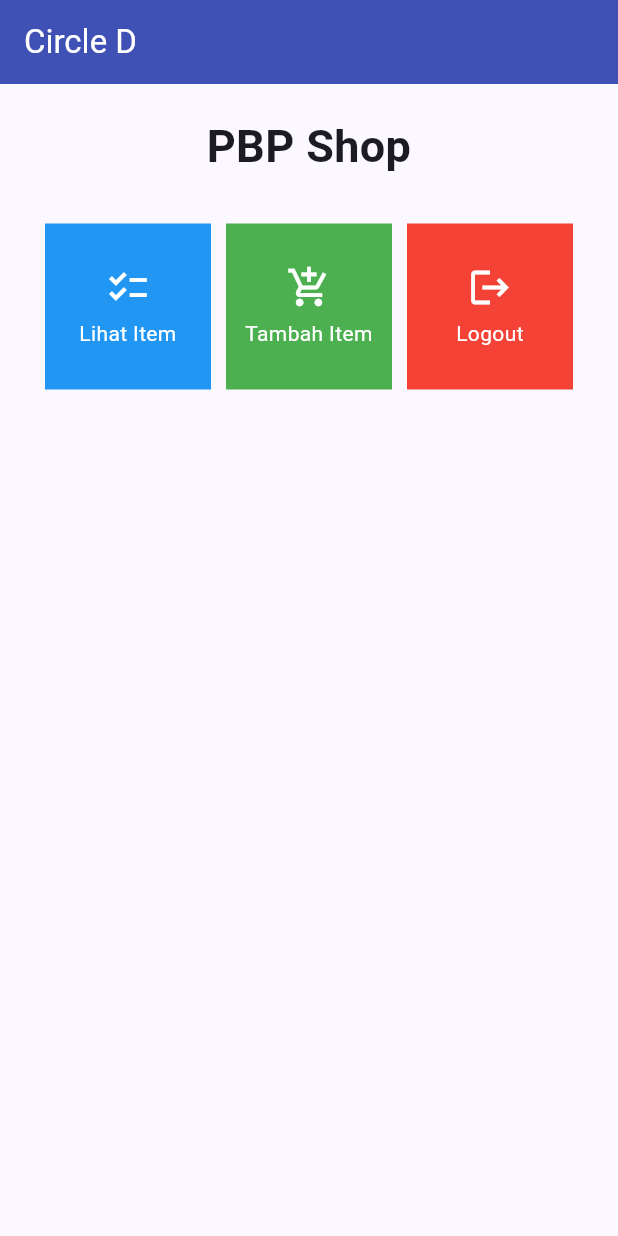
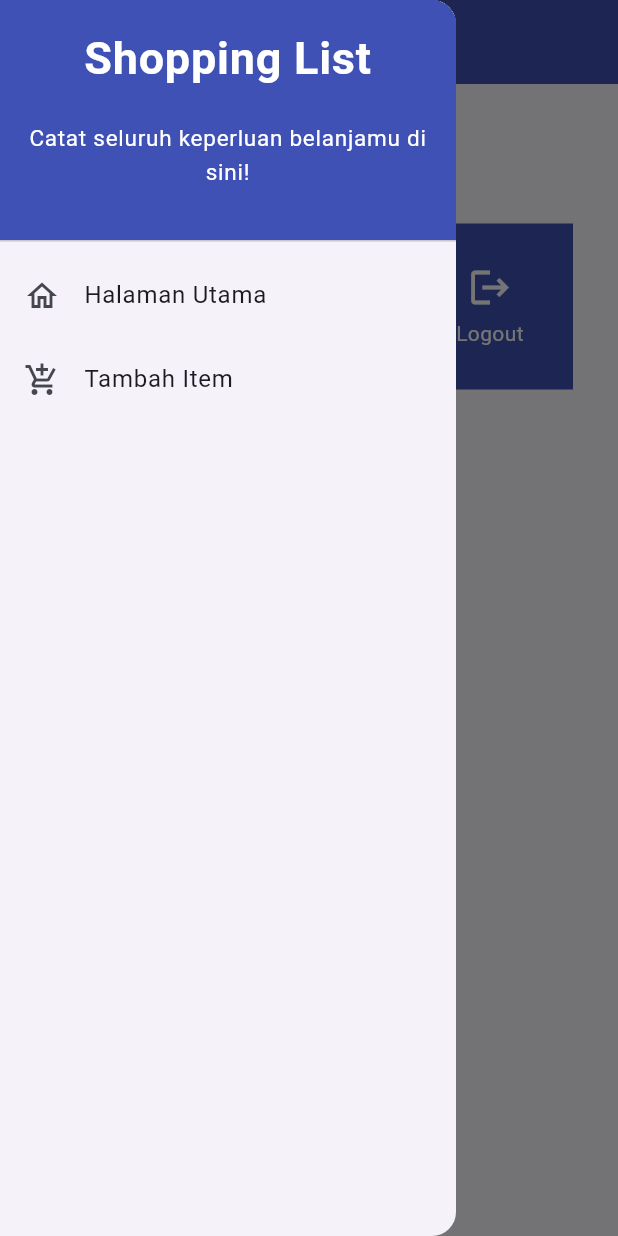
Before and after one commit to dienzahraaa/circle_d_mobile, a Flutter app: the screen it shows after launch, with the side drawer open (before the commit the screen has no drawer), on a phone screen of 412 x 824 dp. Run offline on Flutter 3.47's test engine with Material 2 defaults, Android fonts, the light colour scheme and no system bars.

Commit message:
mengerjakan tugas.2

```diff
--- a/lib/main.dart
+++ b/lib/main.dart
@@ -1,5 +1,5 @@
 import 'package:flutter/material.dart';
-import 'package:circle_d/menu.dart';
+import 'package:circle_d/screens/menu.dart';
 
 void main() {
   runApp(const MyApp());
--- a/lib/menu.dart
+++ b/lib/screens/menu.dart
@@ -1,4 +1,7 @@
 import 'package:flutter/material.dart';
+import 'package:circle_d/widgets/left_drawer.dart';
+import 'package:circle_d/screens/shoplist_form.dart';
+import 'package:circle_d/widgets/shop_card.dart';
 
 class MyHomePage extends StatelessWidget {
   MyHomePage({Key? key}) : super(key: key);
@@ -28,13 +31,15 @@ class MyHomePage extends StatelessWidget {
     return Scaffold(
       appBar: AppBar(
         title: const Text(
-          'Circle D',
+          'Shopping List',
           style: TextStyle(
             color: Colors.white, // Set the font color to white
     ),
         ),
         backgroundColor: Colors.indigo,
+        foregroundColor: Colors.white,
       ),
+      drawer: const LeftDrawer(),
       body: SingleChildScrollView(
         // Widget wrapper yang dapat discroll
         child: Padding(
@@ -83,58 +88,3 @@ class ShopItem {
 
   ShopItem(this.name, this.icon);
 }
-
-class ShopCard extends StatelessWidget {
-  final ShopItem item;
-
-  const ShopCard(this.item, {Key? key}) : super(key: key);
-
-  @override
-  Widget build(BuildContext context) {
-    Color backgroundColor; // Menyimpan warna latar belakang
-
-    if (item.name == "Lihat Item") {
-      backgroundColor = Colors.blue; // Atur warna latar belakang untuk "Lihat Item"
-    } else if (item.name == "Tambah Item") {
-      backgroundColor = Colors.green; // Atur warna latar belakang untuk "Tambah Item"
-    } else if (item.name == "Logout") {
-      backgroundColor = Colors.red; // Atur warna latar belakang untuk "Logout"
-    } else {
-      backgroundColor = Colors.indigo; // Warna default jika tidak ada yang cocok
-    }
-
-    return Material(
-      color: backgroundColor, // Menggunakan warna latar belakang yang sesuai
-      child: InkWell(
-        onTap: () {
-          ScaffoldMessenger.of(context)
-            ..hideCurrentSnackBar()
-            ..showSnackBar(SnackBar(
-              content: Text("Kamu telah menekan tombol ${item.name}!"),
-            ));
-        },
-        child: Container(
-          padding: const EdgeInsets.all(8),
-          child: Center(
-            child: Column(
-              mainAxisAlignment: MainAxisAlignment.center,
-              children: [
-                Icon(
-                  item.icon,
-                  color: Colors.white,
-                  size: 30.0,
-                ),
-                const Padding(padding: EdgeInsets.all(3)),
-                Text(
-                  item.name,
-                  textAlign: TextAlign.center,
-                  style: const TextStyle(color: Colors.white),
-                ),
-              ],
-            ),
-          ),
-        ),
-      ),
-    );
-  }
-}
--- a/lib/widgets/left_drawer.dart
+++ b/lib/widgets/left_drawer.dart
@@ -1,6 +1,6 @@
 import 'package:flutter/material.dart';
-import 'package:circle_d/menu.dart';
-import 'package:circle_d/shoplist_form.dart';
+import 'package:circle_d/screens/menu.dart';
+import 'package:circle_d/screens/shoplist_form.dart';
 
 class LeftDrawer extends StatelessWidget {
   const LeftDrawer({super.key});
--- /dev/null
+++ b/lib/widgets/shop_card.dart
@@ -0,0 +1,54 @@
+import 'package:flutter/material.dart';
+import 'package:circle_d/widgets/left_drawer.dart';
+import 'package:circle_d/screens/shoplist_form.dart';
+import 'package:circle_d/screens/menu.dart';
+
+class ShopCard extends StatelessWidget {
+  final ShopItem item;
+
+  const ShopCard(this.item, {super.key}); // Constructor
+
+  @override
+  Widget build(BuildContext context) {
+    return Material(
+      color: Colors.indigo,
+      child: InkWell(
+        // Area responsive terhadap sentuhan
+        onTap: () {
+          // Memunculkan SnackBar ketika diklik
+          ScaffoldMessenger.of(context)
+            ..hideCurrentSnackBar()
+            ..showSnackBar(SnackBar(
+                content: Text("Kamu telah menekan tombol ${item.name}!")));
+            // Navigate ke route yang sesuai (tergantung jenis tombol)
+            if (item.name == "Tambah Item") {
+              Navigator.push(context,
+                  MaterialPageRoute(builder: (context) => const ShopFormPage()));
+          }
+        },
+        child: Container(
+          // Container untuk menyimpan Icon dan Text
+          padding: const EdgeInsets.all(8),
+          child: Center(
+            child: Column(
+              mainAxisAlignment: MainAxisAlignment.center,
+              children: [
+                Icon(
+                  item.icon,
+                  color: Colors.white,
+                  size: 30.0,
+                ),
+                const Padding(padding: EdgeInsets.all(3)),
+                Text(
+                  item.name,
+                  textAlign: TextAlign.center,
+                  style: const TextStyle(color: Colors.white),
+                ),
+              ],
+            ),
+          ),
+        ),
+      ),
+    );
+  }
+}
```
Also changed, not shown: lib/screens/shoplist_form.dart (renamed from lib/shoplist_form.dart).
